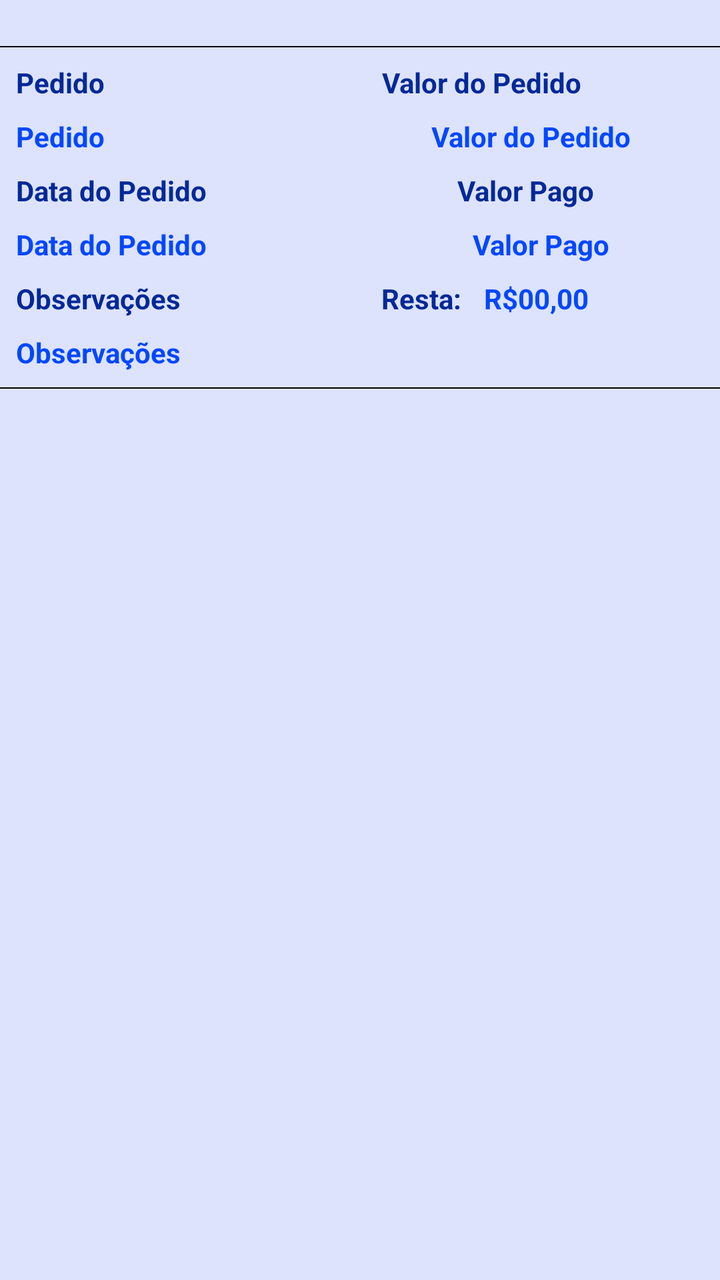
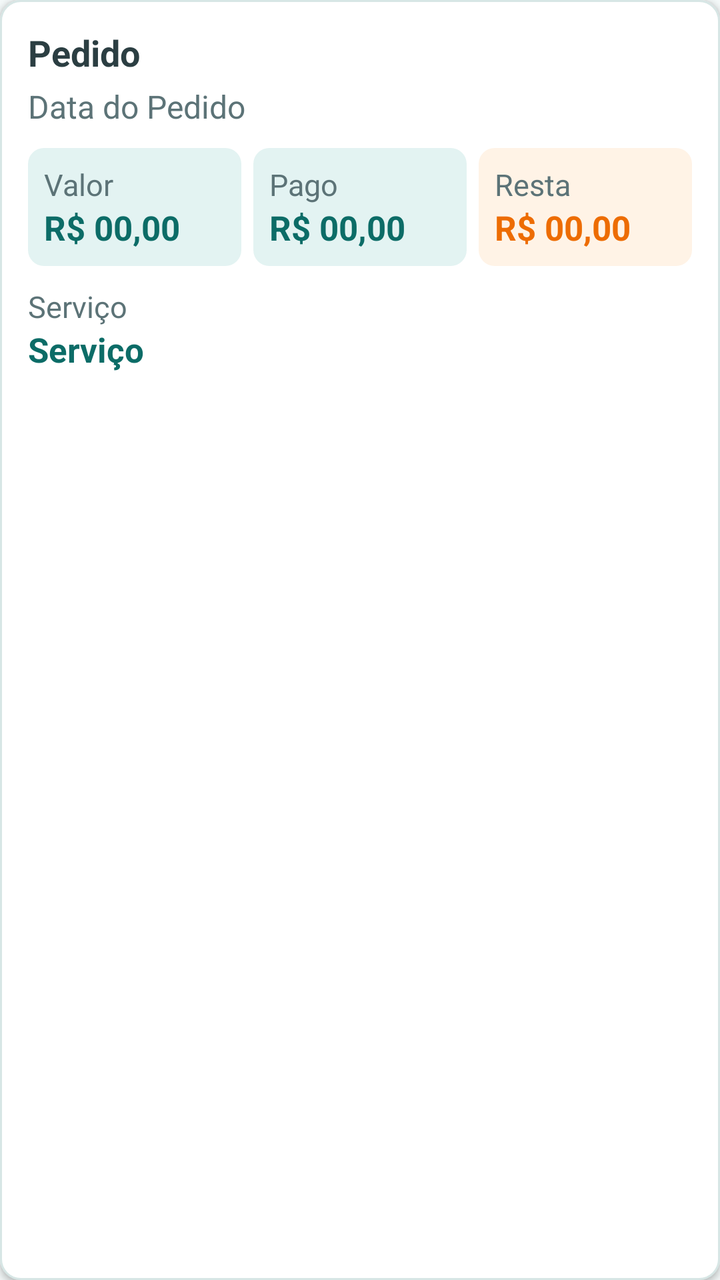

Compare the two renders of this Android layout. The source of the first and the diff that turns it into the second are given below.
<!-- AndroidManifest.xml: application theme AppTheme -->
<!-- res/layout/adapter_agendados.xml -->
<?xml version="1.0" encoding="utf-8"?>
<LinearLayout
    xmlns:android="http://schemas.android.com/apk/res/android"
    android:layout_width="match_parent"
    android:layout_height="match_parent"
    android:orientation="vertical"
    android:background="#DDE3FD">

    <LinearLayout
        android:layout_width="match_parent"
        android:layout_height="wrap_content"
        android:layout_marginTop="15dp"
        android:orientation="vertical">

        <View
            android:layout_width="match_parent"
            android:layout_height="0.5dp"
            android:layout_marginTop="8dp"
            android:background="#000000"/>

        <LinearLayout
            android:layout_width="match_parent"
            android:layout_height="wrap_content"
            android:orientation="horizontal"
            android:weightSum="3">
        <TextView
            android:layout_width="wrap_content"
            android:layout_height="wrap_content"
            android:layout_weight="2"
            android:layout_margin="8dp"
            android:textColor="#012998"
            android:textStyle="bold"
            android:text="Pedido"/>

            <TextView
                android:layout_width="wrap_content"
                android:layout_height="wrap_content"
                android:layout_marginLeft="23dp"
                android:layout_weight="1"
                android:layout_margin="8dp"
                android:textColor="#012998"
                android:textStyle="bold"
                android:text="Valor do Pedido"/>
        </LinearLayout>

        <LinearLayout
            android:layout_width="match_parent"
            android:layout_height="wrap_content"
            android:orientation="horizontal"
            android:weightSum="2">

            <TextView
                android:id="@+id/textViewPedidoAgendados"
                android:layout_width="match_parent"
                android:layout_height="wrap_content"
                android:layout_marginLeft="8dp"
                android:layout_weight="1"
                android:textColor="#0247FE"
                android:textStyle="bold"
                android:text="Pedido"/>

            <TextView
                android:id="@+id/textViewValorAgendados"
                android:layout_width="match_parent"
                android:layout_height="wrap_content"
                android:layout_marginRight="9dp"
                android:layout_weight="1"
                android:textColor="#0247FE"
                android:textStyle="bold"
                android:textAlignment="center"
                android:text="Valor do Pedido"
                android:gravity="center_horizontal" />
        </LinearLayout>

    <LinearLayout
        android:layout_width="match_parent"
        android:layout_height="wrap_content"
        android:orientation="horizontal"
        android:weightSum="3">
        <TextView
            android:layout_width="wrap_content"
            android:layout_height="wrap_content"
            android:layout_margin="8dp"
            android:layout_weight="2"
            android:textColor="#012998"
            android:textStyle="bold"
            android:text="Data do Pedido"/>
        <TextView
            android:layout_width="wrap_content"
            android:layout_height="wrap_content"
            android:layout_margin="8dp"
            android:textStyle="bold"
            android:layout_weight="0.5"
            android:textColor="#012998"
            android:text="Valor Pago"/>
    </LinearLayout>

        <LinearLayout
            android:layout_width="match_parent"
            android:layout_height="wrap_content"
            android:orientation="horizontal"
            android:weightSum="3">

            <TextView
                android:id="@+id/textViewDataAgendados"
                android:layout_width="wrap_content"
                android:layout_height="wrap_content"
                android:layout_marginLeft="8dp"
                android:layout_weight="2"
                android:textStyle="bold"
                android:textColor="#0247FE"
                android:text="Data do Pedido"/>
            <TextView
                android:id="@+id/textViewPagoAgendados"
                android:layout_width="wrap_content"
                android:layout_height="wrap_content"
                android:layout_marginLeft="23dp"
                android:layout_weight="1"
                android:textColor="#0247FE"
                android:textStyle="bold"
                android:text="Valor Pago"/>

        </LinearLayout>

        <LinearLayout
            android:layout_width="match_parent"
            android:layout_height="wrap_content"
            android:orientation="horizontal"
            android:weightSum="2">

        <TextView
            android:layout_width="wrap_content"
            android:layout_height="wrap_content"
            android:layout_marginLeft="8dp"
            android:layout_marginTop="8dp"
            android:textStyle="bold"
            android:textColor="#012998"
            android:text="Observações"/>

            <TextView
                android:layout_width="wrap_content"
                android:layout_height="wrap_content"
                android:layout_marginLeft="100dp"
                android:layout_marginTop="8dp"
                android:textColor="#012998"
                android:textStyle="bold"
                android:text="Resta: "/>

            <TextView
                android:id="@+id/textViewRestaAgendados"
                android:layout_width="wrap_content"
                android:layout_height="wrap_content"
                android:layout_marginLeft="8dp"
                android:layout_marginTop="8dp"
                android:textColor="#0247FE"
                android:textStyle="bold"
                android:text="R$00,00"/>

        </LinearLayout>

        <TextView
            android:id="@+id/textViewObsAgendados"
            android:layout_width="wrap_content"
            android:layout_height="wrap_content"
            android:layout_marginTop="8dp"
            android:layout_marginLeft="8dp"
            android:textColor="#0247FE"
            android:textStyle="bold"
            android:text="Observações"/>
        <View
            android:layout_width="match_parent"
            android:layout_height="0.5dp"
            android:layout_marginTop="8dp"
            android:background="#000000"/>

    </LinearLayout>

</LinearLayout>
<!-- resources referenced by this layout -->
<resources>
  <style name="AppTheme" parent="Theme.AppCompat.Light.NoActionBar">
          
          <item name="colorPrimary">@color/colorPrimary</item>
          <item name="colorPrimaryDark">@color/colorPrimaryDark</item>
          <item name="colorAccent">@color/colorAccent</item>
  
      </style>
  <color name="colorPrimary">#3F51B5</color>
  <color name="colorPrimaryDark">#303F9F</color>
  <color name="colorAccent">#0043FA</color>
</resources>

<!-- the commit's change to res/layout/adapter_agendados.xml (unified diff, before → after) -->
@@ -2,177 +2,124 @@
 <LinearLayout
     xmlns:android="http://schemas.android.com/apk/res/android"
     android:layout_width="match_parent"
-    android:layout_height="match_parent"
+    android:layout_height="wrap_content"
     android:orientation="vertical"
-    android:background="#DDE3FD">
+    android:layout_marginBottom="8dp"
+    android:background="@drawable/bg_cadier_card"
+    android:elevation="2dp"
+    android:padding="14dp">
 
-    <LinearLayout
+    <TextView
+        android:id="@+id/textViewPedidoAgendados"
+        style="@style/Cadier.Text.Subtitle"
         android:layout_width="match_parent"
         android:layout_height="wrap_content"
-        android:layout_marginTop="15dp"
-        android:orientation="vertical">
+        android:text="Pedido"/>
 
-        <View
-            android:layout_width="match_parent"
-            android:layout_height="0.5dp"
-            android:layout_marginTop="8dp"
-            android:background="#000000"/>
-
-        <LinearLayout
-            android:layout_width="match_parent"
-            android:layout_height="wrap_content"
-            android:orientation="horizontal"
-            android:weightSum="3">
-        <TextView
-            android:layout_width="wrap_content"
-            android:layout_height="wrap_content"
-            android:layout_weight="2"
-            android:layout_margin="8dp"
-            android:textColor="#012998"
-            android:textStyle="bold"
-            android:text="Pedido"/>
-
-            <TextView
-                android:layout_width="wrap_content"
-                android:layout_height="wrap_content"
-                android:layout_marginLeft="23dp"
-                android:layout_weight="1"
-                android:layout_margin="8dp"
-                android:textColor="#012998"
-                android:textStyle="bold"
-                android:text="Valor do Pedido"/>
-        </LinearLayout>
-
-        <LinearLayout
-            android:layout_width="match_parent"
-            android:layout_height="wrap_content"
-            android:orientation="horizontal"
-            android:weightSum="2">
-
-            <TextView
-                android:id="@+id/textViewPedidoAgendados"
-                android:layout_width="match_parent"
-                android:layout_height="wrap_content"
-                android:layout_marginLeft="8dp"
-                android:layout_weight="1"
-                android:textColor="#0247FE"
-                android:textStyle="bold"
-                android:text="Pedido"/>
-
-            <TextView
-                android:id="@+id/textViewValorAgendados"
-                android:layout_width="match_parent"
-                android:layout_height="wrap_content"
-                android:layout_marginRight="9dp"
-                android:layout_weight="1"
-                android:textColor="#0247FE"
-                android:textStyle="bold"
-                android:textAlignment="center"
-                android:text="Valor do Pedido"
-                android:gravity="center_horizontal" />
-        </LinearLayout>
+    <TextView
+        android:id="@+id/textViewDataAgendados"
+        style="@style/Cadier.Text.Body.Secondary"
+        android:layout_width="match_parent"
+        android:layout_height="wrap_content"
+        android:layout_marginTop="4dp"
+        android:text="Data do Pedido"/>
 
     <LinearLayout
         android:layout_width="match_parent"
         android:layout_height="wrap_content"
         android:orientation="horizontal"
-        android:weightSum="3">
-        <TextView
-            android:layout_width="wrap_content"
-            android:layout_height="wrap_content"
-            android:layout_margin="8dp"
-            android:layout_weight="2"
-            android:textColor="#012998"
-            android:textStyle="bold"
-            android:text="Data do Pedido"/>
-        <TextView
-            android:layout_width="wrap_content"
-            android:layout_height="wrap_content"
-            android:layout_margin="8dp"
-            android:textStyle="bold"
-            android:layout_weight="0.5"
-            android:textColor="#012998"
-            android:text="Valor Pago"/>
-    </LinearLayout>
+        android:layout_marginTop="10dp">
 
         <LinearLayout
-            android:layout_width="match_parent"
+            android:layout_width="0dp"
             android:layout_height="wrap_content"
-            android:orientation="horizontal"
-            android:weightSum="3">
+            android:layout_weight="1"
+            android:layout_marginEnd="6dp"
+            android:orientation="vertical"
+            android:background="@drawable/bg_cadier_stat_teal"
+            android:padding="8dp">
 
             <TextView
-                android:id="@+id/textViewDataAgendados"
+                style="@style/Cadier.Text.Caption"
                 android:layout_width="wrap_content"
                 android:layout_height="wrap_content"
-                android:layout_marginLeft="8dp"
-                android:layout_weight="2"
-                android:textStyle="bold"
-                android:textColor="#0247FE"
-                android:text="Data do Pedido"/>
+                android:text="Valor"/>
+
             <TextView
-                android:id="@+id/textViewPagoAgendados"
+                android:id="@+id/textViewValorAgendados"
+                style="@style/Cadier.Text.Body"
                 android:layout_width="wrap_content"
                 android:layout_height="wrap_content"
-                android:layout_marginLeft="23dp"
-                android:layout_weight="1"
-                android:textColor="#0247FE"
+                android:textColor="@color/cadier_teal_dark"
                 android:textStyle="bold"
-                android:text="Valor Pago"/>
-
+                android:text="R$ 00,00"/>
         </LinearLayout>
 
         <LinearLayout
-            android:layout_width="match_parent"
+            android:layout_width="0dp"
             android:layout_height="wrap_content"
-            android:orientation="horizontal"
-            android:weightSum="2">
-
-        <TextView
-            android:layout_width="wrap_content"
-            android:layout_height="wrap_content"
-            android:layout_marginLeft="8dp"
-            android:layout_marginTop="8dp"
-            android:textStyle="bold"
-            android:textColor="#012998"
-            android:text="Observações"/>
+            android:layout_weight="1"
+            android:layout_marginEnd="6dp"
+            android:orientation="vertical"
+            android:background="@drawable/bg_cadier_stat_teal"
+            android:padding="8dp">
 
             <TextView
+                style="@style/Cadier.Text.Caption"
                 android:layout_width="wrap_content"
                 android:layout_height="wrap_content"
-                android:layout_marginLeft="100dp"
-                android:layout_marginTop="8dp"
-                android:textColor="#012998"
+                android:text="Pago"/>
+
+            <TextView
+                android:id="@+id/textViewPagoAgendados"
+                style="@style/Cadier.Text.Body"
+                android:layout_width="wrap_content"
+                android:layout_height="wrap_content"
+                android:textColor="@color/cadier_teal_dark"
                 android:textStyle="bold"
-                android:text="Resta: "/>
+                android:text="R$ 00,00"/>
+        </LinearLayout>
+
+        <LinearLayout
+            android:layout_width="0dp"
+            android:layout_height="wrap_content"
+            android:layout_weight="1"
+            android:orientation="vertical"
+            android:background="@drawable/bg_cadier_stat_warning"
+            android:padding="8dp">
+
+            <TextView
+                style="@style/Cadier.Text.Caption"
+                android:layout_width="wrap_content"
+                android:layout_height="wrap_content"
+                android:text="Resta"/>
 
             <TextView
                 android:id="@+id/textViewRestaAgendados"
+                style="@style/Cadier.Text.Body"
                 android:layout_width="wrap_content"
                 android:layout_height="wrap_content"
-                android:layout_marginLeft="8dp"
-                android:layout_marginTop="8dp"
-                android:textColor="#0247FE"
+                android:textColor="@color/status_warning"
                 android:textStyle="bold"
-                android:text="R$00,00"/>
-
+                android:text="R$ 00,00"/>
         </LinearLayout>
-
-        <TextView
-            android:id="@+id/textViewObsAgendados"
-            android:layout_width="wrap_content"
-            android:layout_height="wrap_content"
-            android:layout_marginTop="8dp"
-            android:layout_marginLeft="8dp"
-            android:textColor="#0247FE"
-            android:textStyle="bold"
-            android:text="Observações"/>
-        <View
-            android:layout_width="match_parent"
-            android:layout_height="0.5dp"
-            android:layout_marginTop="8dp"
-            android:background="#000000"/>
 
     </LinearLayout>
 
+    <TextView
+        style="@style/Cadier.Text.Caption"
+        android:layout_width="wrap_content"
+        android:layout_height="wrap_content"
+        android:layout_marginTop="10dp"
+        android:text="Serviço"/>
+
+    <TextView
+        android:id="@+id/textViewObsAgendados"
+        style="@style/Cadier.Text.Body"
+        android:layout_width="match_parent"
+        android:layout_height="wrap_content"
+        android:textColor="@color/cadier_teal_dark"
+        android:textStyle="bold"
+        android:text="Serviço"/>
+
 </LinearLayout>
<!-- resource entries referenced after the edit -->
@@ -1,14 +1,68 @@
 <!-- resources referenced by this layout -->
 <resources>
+  <color name="cadier_teal_dark">#0C6C67</color>
+  <color name="status_warning">#ED6C02</color>
+  <!-- drawable bg_cadier_card (drawable) -->
+  <?xml version="1.0" encoding="utf-8"?>
+  <shape xmlns:android="http://schemas.android.com/apk/res/android" android:shape="rectangle">
+      <solid android:color="@color/cadier_surface"/>
+      <stroke android:width="1dp" android:color="@color/cadier_border"/>
+      <corners android:radius="@dimen/cadier_radius_card"/>
+  </shape>
+  <!-- drawable bg_cadier_stat_teal (drawable) -->
+  <?xml version="1.0" encoding="utf-8"?>
+  <shape xmlns:android="http://schemas.android.com/apk/res/android" android:shape="rectangle">
+      <solid android:color="@color/cadier_teal_light_bg"/>
+      <corners android:radius="@dimen/cadier_radius_input"/>
+  </shape>
+  <!-- drawable bg_cadier_stat_warning (drawable) -->
+  <?xml version="1.0" encoding="utf-8"?>
+  <shape xmlns:android="http://schemas.android.com/apk/res/android" android:shape="rectangle">
+      <solid android:color="@color/cadier_warning_bg"/>
+      <corners android:radius="@dimen/cadier_radius_input"/>
+  </shape>
+  <style name="Cadier.Text.Body" parent="">
+          <item name="android:textSize">@dimen/cadier_text_body</item>
+          <item name="android:textColor">@color/cadier_text_primary</item>
+      </style>
+  <style name="Cadier.Text.Body.Secondary" parent="Cadier.Text.Body">
+          <item name="android:textSize">@dimen/cadier_text_body_secondary</item>
+          <item name="android:textColor">@color/cadier_text_secondary</item>
+      </style>
+  <style name="Cadier.Text.Caption" parent="">
+          <item name="android:textSize">@dimen/cadier_text_caption</item>
+          <item name="android:textColor">@color/cadier_text_secondary</item>
+      </style>
+  <style name="Cadier.Text.Subtitle" parent="">
+          <item name="android:textSize">@dimen/cadier_text_subtitle</item>
+          <item name="android:textStyle">bold</item>
+          <item name="android:textColor">@color/cadier_text_primary</item>
+      </style>
   <style name="AppTheme" parent="Theme.AppCompat.Light.NoActionBar">
           
           <item name="colorPrimary">@color/colorPrimary</item>
           <item name="colorPrimaryDark">@color/colorPrimaryDark</item>
           <item name="colorAccent">@color/colorAccent</item>
-  
+          <item name="android:windowBackground">@color/cadier_bg</item>
+          <item name="android:textColorPrimary">@color/cadier_text_primary</item>
       </style>
-  <color name="colorPrimary">#3F51B5</color>
-  <color name="colorPrimaryDark">#303F9F</color>
-  <color name="colorAccent">#0043FA</color>
+  <color name="cadier_surface">#FFFFFF</color>
+  <color name="cadier_border">#D7E6E5</color>
+  <dimen name="cadier_radius_card">10dp</dimen>
+  <color name="cadier_teal_light_bg">#E3F3F2</color>
+  <dimen name="cadier_radius_input">8dp</dimen>
+  <color name="cadier_warning_bg">#FFF3E6</color>
+  <dimen name="cadier_text_body">17sp</dimen>
+  <color name="cadier_text_primary">#2B3E42</color>
+  <dimen name="cadier_text_body_secondary">16sp</dimen>
+  <color name="cadier_text_secondary">#5C7377</color>
+  <dimen name="cadier_text_caption">15sp</dimen>
+  <dimen name="cadier_text_subtitle">18sp</dimen>
+  <color name="colorPrimary">@color/cadier_teal</color>
+  <color name="colorPrimaryDark">@color/cadier_teal_dark</color>
+  <color name="colorAccent">@color/cadier_orange</color>
+  <color name="cadier_bg">#F4F9F9</color>
+  <color name="cadier_teal">#128C86</color>
+  <color name="cadier_orange">#F5821F</color>
 </resources>
 
